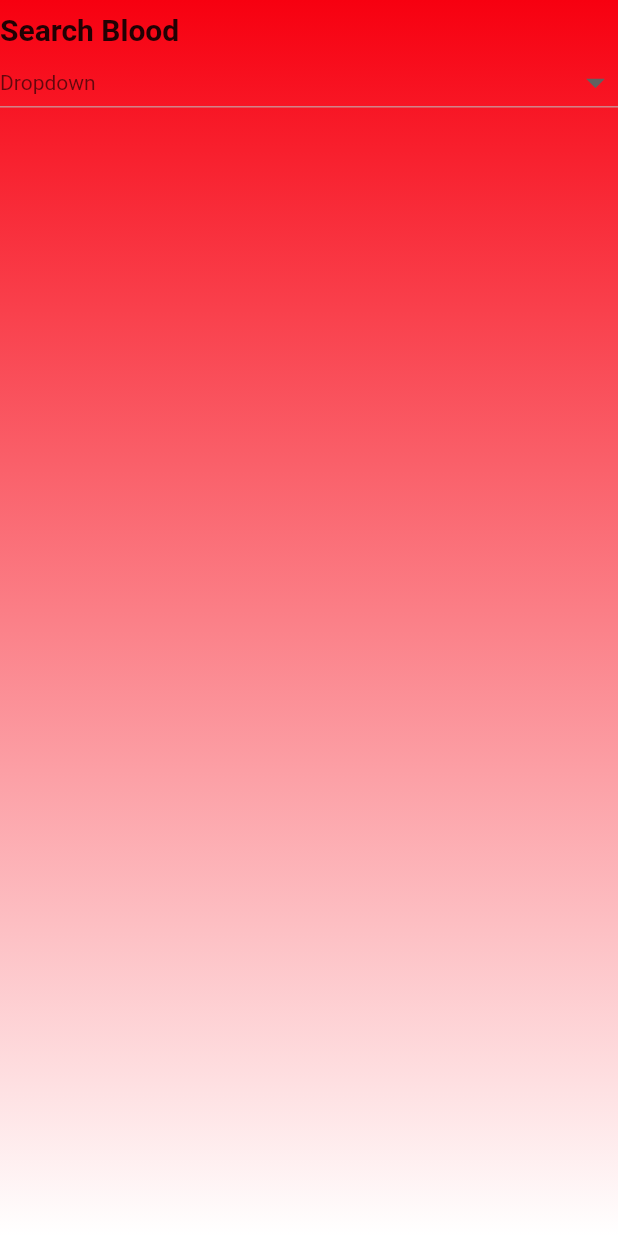
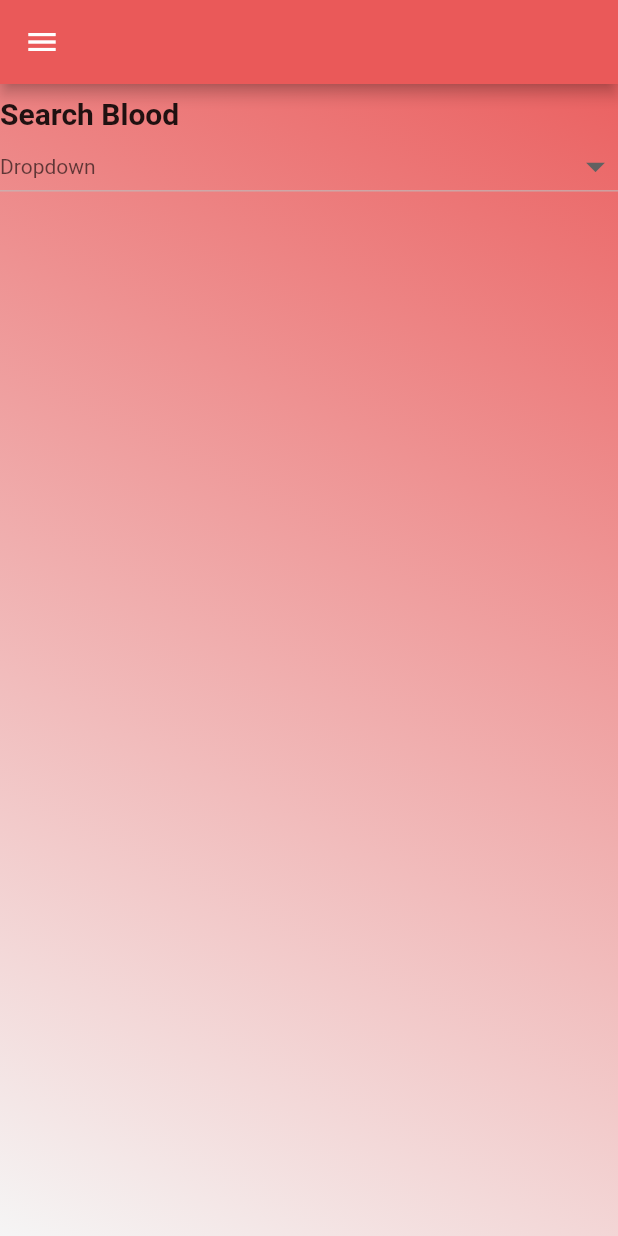
Before and after one commit to Aa-sh-ish/Blood_Sanchaya, a Flutter app: the HomePage screen opened directly, on a phone screen of 412 x 824 dp. Run offline on Flutter 3.47's test engine with Material 2 defaults, Android fonts, the phone set to English and light mode, and no system bars; our stand-ins replace easy_splash_screen.

Commit message:
homepage1

```diff
--- a/lib/homePage.dart
+++ b/lib/homePage.dart
@@ -1,4 +1,5 @@
 import 'package:flutter/material.dart';
+
 class HomePage extends StatefulWidget {
   const HomePage({Key? key}) : super(key: key);
 
@@ -7,7 +8,7 @@ class HomePage extends StatefulWidget {
 }
 
 class _HomePageState extends State<HomePage> {
-  var  size,height,width;
+  var size, height, width;
   var _dropDownValue;
 
   @override
@@ -20,22 +21,96 @@ class _HomePageState extends State<HomePage> {
         decoration: new BoxDecoration(
             gradient: new LinearGradient(
           colors: [
-              Color(0xffF70010),
-              Colors.white,
+            Color(0xffEA5959),
+            Color(0xffF5F5F5),
           ],
-            begin: FractionalOffset.topCenter,
-            end: FractionalOffset.bottomCenter,
-          )
-      ),
+          begin: FractionalOffset.topRight,
+          end: FractionalOffset.bottomLeft,
+        )),
         child: Scaffold(
             backgroundColor: Colors.transparent,
+            appBar: AppBar(
+              backgroundColor: Color(0xffEA5959),
+            ),
+            drawer: Drawer(
+              child: ListView(
+                children: [
+                  UserAccountsDrawerHeader(
+                    decoration: BoxDecoration(color: Color(0xffEA5959)),
+
+                    accountName: Text(
+                      "user name  namen namen anmaen",
+                      style: TextStyle(color: Colors.black45),
+                    ),
+                    accountEmail: Text("user email",
+                        style: TextStyle(color: Colors.black45)),
+                    currentAccountPicture: Container(
+
+                      decoration: BoxDecoration(
+
+                          shape: BoxShape.circle,
+                          image: DecorationImage(
+                              fit: BoxFit.fill,
+                              image:AssetImage("assets/Logo.png"))),
+                    ),
+
+
+                  ),
+                  ListTile(
+                    leading: Icon(Icons.update),
+                    title: Text("Update Donate Date"),
+                    onTap: () {},
+                  ),
+                  ListTile(
+                    leading: Icon(Icons.manage_accounts_sharp),
+                    title: Text("Manage Event"),
+                    onTap: () {},
+                  ),
+                  ListTile(
+                    leading: Icon(Icons.feedback_rounded),
+                    title: Text("FeedBack"),
+                    onTap: () {},
+                  ),
+                  ListTile(
+                    leading: Icon(Icons.shield),
+                    title: Text("Terms & Condition"),
+                    onTap: () {},
+                  ),
+                  ListTile(
+                    leading: Icon(Icons.handshake_outlined),
+                    title: Text("Support Us"),
+                    onTap: () {},
+                  ),
+                  ListTile(
+                    leading: Icon(Icons.details_outlined),
+                    title: Text("About Blood Sanchaya"),
+                    onTap: () {},
+                  ),
+                  ListTile(
+                    leading: Icon(Icons.details),
+                    title: Text("About Developers"),
+                    onTap: () {},
+                  ),
+                  ListTile(
+                    leading: Icon(Icons.login,color: Colors.black45,),
+                    title: Text("Login As Blood Bank",style: TextStyle(color:  Color(0xffEA5959)),),
+                    onTap: () {},
+                  ),
+
+
+                ],
+              ),
+            ),
             body: Column(
               mainAxisAlignment: MainAxisAlignment.start,
               crossAxisAlignment: CrossAxisAlignment.start,
               children: [
-        SizedBox(height: height*0.01,),
+                SizedBox(
+                  height: height * 0.01,
+                ),
                 Text("Search Blood",
-    style: TextStyle(fontWeight: FontWeight.bold,fontSize: 20)),
+                    style:
+                        TextStyle(fontWeight: FontWeight.bold, fontSize: 20)),
                 Container(
                   child: Column(
                     children: [
@@ -66,14 +141,9 @@ class _HomePageState extends State<HomePage> {
                         },
                       )
                     ],
-
                   ),
-
                 )
               ],
-
-    )
-    )
-    );
+            )));
   }
 }
--- a/lib/splash_screen.dart
+++ b/lib/splash_screen.dart
@@ -31,7 +31,7 @@ class _SplashScreenState extends State<SplashScreen> {
       showLoader: true,
       durationInSeconds: 2,
 
-       navigator: LoginPage(),
+       navigator: HomePage(),
 
       )
 
```
Lines whose indentation alone changed are shown as unchanged.
